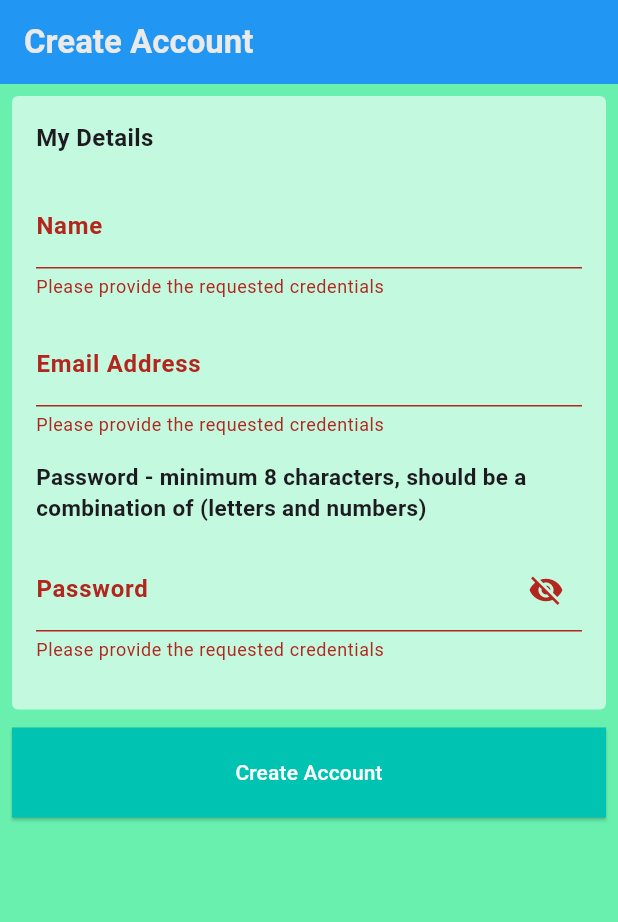
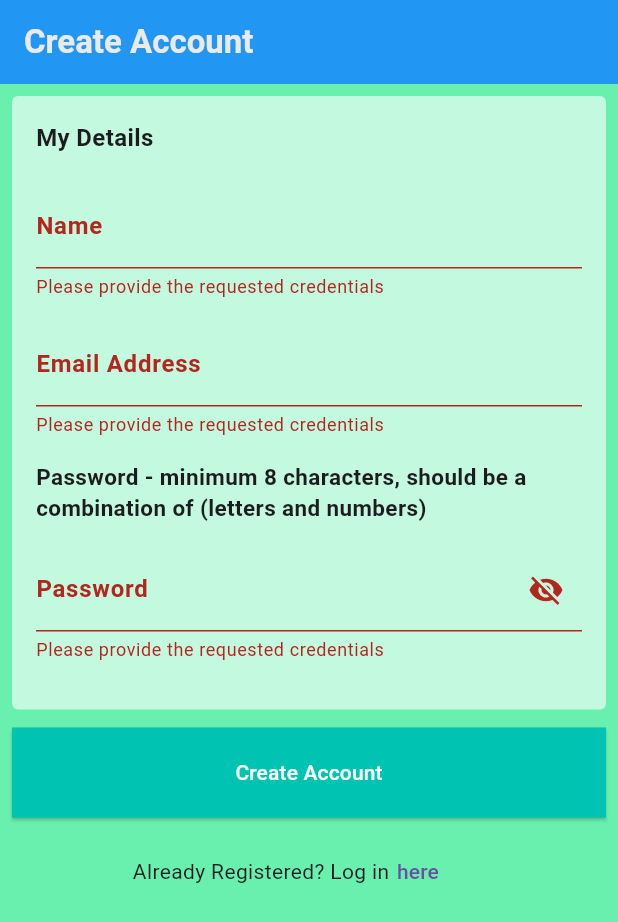
Before and after one commit to abdullah-works/Attendance-Management-System-App, a Flutter app: the screen it shows after launch, after a tap on "Create Account", on a phone screen of 412 x 824 dp. Shown: the top 922 px of the screen. Run offline on Flutter 3.47's test engine with Material 3 defaults, Android fonts, the phone set to English and light mode, and no system bars.

Commit message:
email and password validation added
create account screen is completed

```diff
--- a/lib/screens/create_account_screen.dart
+++ b/lib/screens/create_account_screen.dart
@@ -88,8 +88,16 @@ class _CreateAccountScreenState extends State<CreateAccountScreen> {
                           // controller: emailC,
                           validator: (value) {
                             final returnValue = defaultValidator(value);
+
                             if (returnValue == null) {
-                              email = value!;
+                              final bool isEmailValid = RegExp(
+                                      r"^[a-zA-Z0-9.a-zA-Z0-9.!#$%&'*+-/=?^_`{|}~]+@[a-zA-Z0-9]+\.[a-zA-Z]+")
+                                  .hasMatch(value!);
+                              if (isEmailValid) {
+                                email = value;
+                                return returnValue;
+                              }
+                              return 'Please enter a valid email';
                             }
                             return returnValue;
                           },
@@ -121,7 +129,14 @@ class _CreateAccountScreenState extends State<CreateAccountScreen> {
                           validator: (value) {
                             final returnValue = defaultValidator(value);
                             if (returnValue == null) {
-                              password = value!;
+                              final bool isPasswordValid = RegExp(
+                                      r"^(?=.*[a-zA-Z])(?=.*\d)[a-zA-Z\d!@#$%&*]{8,}$")
+                                  .hasMatch(value!);
+                              if (isPasswordValid) {
+                                password = value;
+                                return returnValue;
+                              }
+                              return 'Please use the above criteria for password';
                             }
                             return returnValue;
                           },
@@ -191,6 +206,25 @@ class _CreateAccountScreenState extends State<CreateAccountScreen> {
                       ),
                     ),
                   ),
+                  const SizedBox(height: 12),
+                  Row(
+                    mainAxisAlignment: MainAxisAlignment.center,
+                    children: [
+                      const Text('Already Registered? Log in'),
+                      TextButton(
+                        onPressed: () {},
+                        iconAlignment: IconAlignment.end,
+                        style: TextButton.styleFrom(
+                          padding: const EdgeInsets.only(
+                            left: 5,
+                          ),
+                          alignment: Alignment.centerLeft,
+                          backgroundColor: Colors.transparent,
+                        ),
+                        child: Text('here'),
+                      )
+                    ],
+                  )
                 ],
               ),
             ),
```
